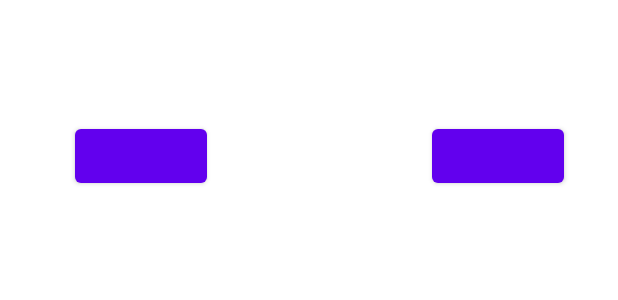
After one commit to TejaswiniDeepak/GroceryList, an Android app: the layout recycler_view_grocery_list.xml on its own in the app's theme, with its tools: preview values and no code run, on a phone screen of 412 x 824 dp. The commit adds this screen. Shown: the top 300 px of the screen. Run offline under Robolectric (Android 15) with nearby library versions, the phone set to English and light mode, and no system bars.

Commit message:
Ui updates

```diff
--- a/app/build.gradle
+++ b/app/build.gradle
@@ -1,6 +1,7 @@
 plugins {
     id 'com.android.application'
     id 'kotlin-android'
+    id 'kotlin-android-extensions'
 }
 
 android {
--- a/app/src/main/AndroidManifest.xml
+++ b/app/src/main/AndroidManifest.xml
@@ -9,6 +9,7 @@
         android:roundIcon="@mipmap/ic_launcher_round"
         android:supportsRtl="true"
         android:theme="@style/Theme.GroceryList">
+        <activity android:name=".GroceryList"></activity>
         <activity android:name=".MainActivity">
             <intent-filter>
                 <action android:name="android.intent.action.MAIN" />
--- /dev/null
+++ b/app/src/main/java/com/example/grocerylist/AdapterGroceryList.kt
@@ -0,0 +1,5 @@
+package com.example.grocerylist
+
+class AdapterGroceryList {
+
+}
--- /dev/null
+++ b/app/src/main/res/layout/recycler_view_grocery_list.xml
@@ -0,0 +1,40 @@
+<?xml version="1.0" encoding="utf-8"?>
+<androidx.constraintlayout.widget.ConstraintLayout xmlns:android="http://schemas.android.com/apk/res/android"
+    xmlns:app="http://schemas.android.com/apk/res-auto"
+    xmlns:tools="http://schemas.android.com/tools"
+    android:layout_width="match_parent"
+    android:layout_height="match_parent">
+
+    <LinearLayout
+        android:id="@+id/linearLayout"
+        android:layout_width="0dp"
+        android:layout_height="wrap_content"
+
+
+        android:layout_marginTop="80dp"
+        android:orientation="horizontal"
+        app:layout_constraintEnd_toEndOf="parent"
+        app:layout_constraintStart_toStartOf="parent"
+        app:layout_constraintTop_toTopOf="parent">
+
+        <Button
+            android:id="@+id/btn_name"
+            android:layout_width="wrap_content"
+
+            android:layout_height="wrap_content"
+            android:layout_gravity="center"
+
+            android:layout_marginStart="50dp"
+            android:textAlignment="center" />
+
+        <Button
+            android:id="@+id/btn_name1"
+            android:layout_width="wrap_content"
+            android:layout_height="wrap_content"
+            android:layout_marginStart="150dp"
+
+
+            />
+    </LinearLayout>
+
+</androidx.constraintlayout.widget.ConstraintLayout>
```
Also changed, not shown: app/src/main/java/com/example/grocerylist/GroceryList.kt (added, +11 -0 lines), app/src/main/java/com/example/grocerylist/MainActivity.kt (+19 -0 lines), app/src/main/res/drawable/ic_baseline_add_24.xml (added, +10 -0 lines), app/src/main/res/layout/activity_grocery_list.xml (added, +14 -0 lines), app/src/main/res/layout/activity_main.xml (+24 -23 lines), app/src/main/res/layout/recycler_view_list_view.xml (added, +40 -0 lines), gradle/wrapper/gradle-wrapper.properties.
